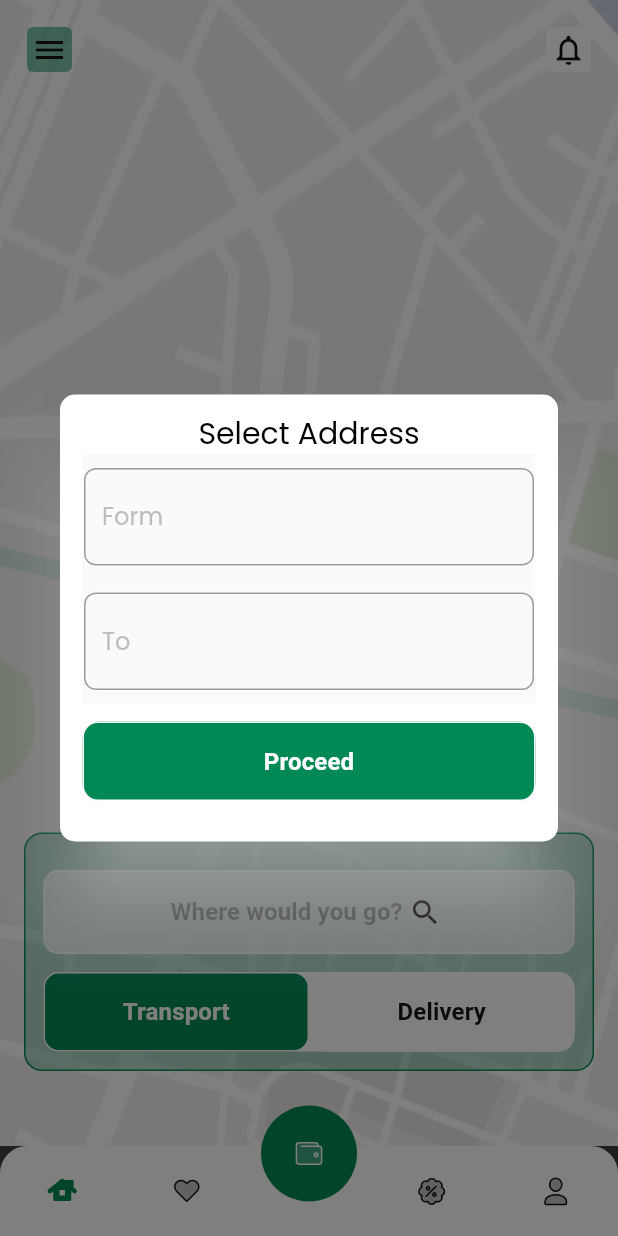
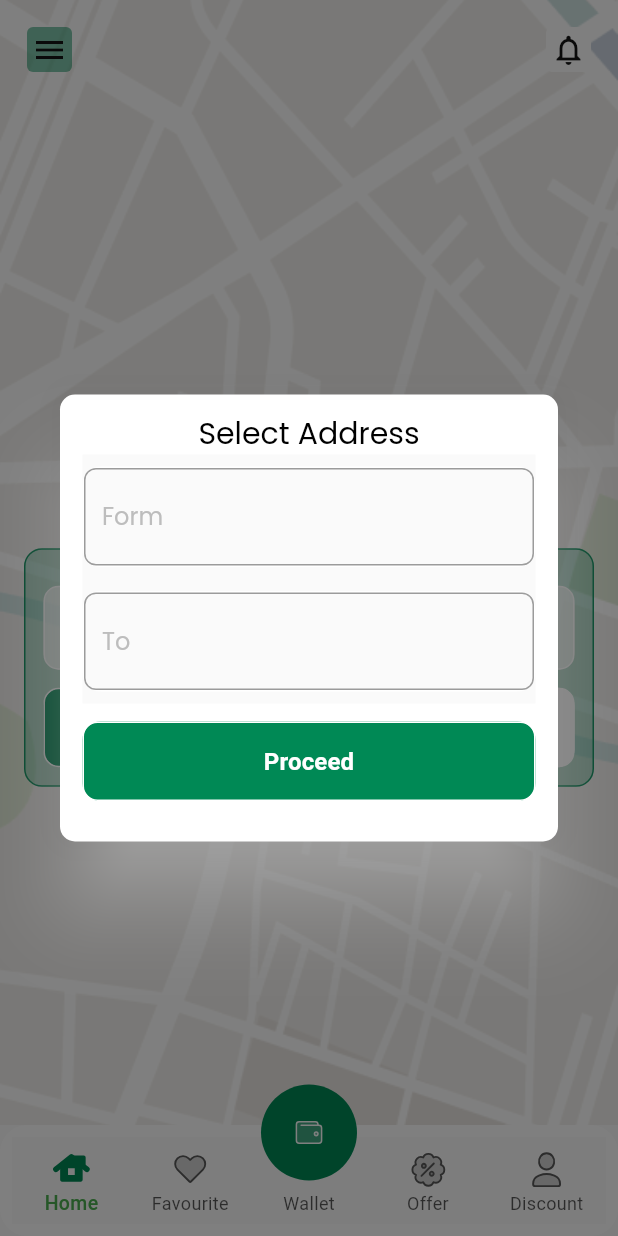
Before and after one commit to sauravchaulagain/rideapp, a Flutter app: the screen it shows after launch, after a tap on "Where would you go?", on a phone screen of 412 x 824 dp. Run offline on Flutter 3.47's test engine with Material 2 defaults, Android fonts, the phone set to English and light mode, and no system bars; our stand-ins replace cached_network_image, flutter_svg.

Commit message:
dashboard widget updaed

```diff
--- a/lib/app/models/nav_bar_model.dart
+++ /dev/null
@@ -1,8 +0,0 @@
-import 'package:flutter/material.dart';
-
-class NavModel {
-  final Widget page;
-  final GlobalKey<NavigatorState> navKey;
-
-  NavModel({required this.page, required this.navKey});
-}
--- a/lib/feature/dashboard/dashboard_widget.dart
+++ b/lib/feature/dashboard/dashboard_widget.dart
@@ -1,13 +1,12 @@
 import 'package:flutter/material.dart';
 import 'package:flutter_svg/flutter_svg.dart';
-import 'package:portfolioapp/app/models/nav_bar_model.dart';
 import 'package:portfolioapp/common/constant/assets.dart';
 import 'package:portfolioapp/common/theme.dart';
 import 'package:portfolioapp/feature/dashboard/favourite/favourite_widget.dart';
 import 'package:portfolioapp/feature/dashboard/homeScreen/home_page_widget.dart';
-import 'package:portfolioapp/feature/dashboard/navigation_bar.dart';
 import 'package:portfolioapp/feature/dashboard/offer/offer_widget.dart';
 import 'package:portfolioapp/feature/dashboard/profile/profile_widget.dart';
+import 'package:portfolioapp/feature/dashboard/wallet/wallet_widget.dart';
 
 class DashboardWidget extends StatefulWidget {
   const DashboardWidget({super.key});
@@ -17,61 +16,94 @@ class DashboardWidget extends StatefulWidget {
 }
 
 class _DashboardWidgetState extends State<DashboardWidget> {
-  final homeNavKey = GlobalKey<NavigatorState>();
-  final searchNavKey = GlobalKey<NavigatorState>();
-  final offerNavKey = GlobalKey<NavigatorState>();
-  final profileNavKey = GlobalKey<NavigatorState>();
-  int selectedTab = 0;
-  List<NavModel> items = [];
-  @override
-  void initState() {
-    super.initState();
-    items = [
-      NavModel(
-        page: HomePageWidget(),
-        navKey: homeNavKey,
-      ),
-      NavModel(
-        page: const FavouriteWidget(),
-        navKey: searchNavKey,
-      ),
-      NavModel(
-        page: const OfferWidget(),
-        navKey: offerNavKey,
-      ),
-      NavModel(
-        page: const ProfileWidget(),
-        navKey: profileNavKey,
-      ),
+  int _selectedIndex = 0;
+  _onItemTapped(int index) {
+    setState(() {
+      _selectedIndex = index;
+    });
+  }
+
+  List pages = [
+    const HomePageWidget(),
+    const FavouriteWidget(),
+    const WalletWidget(),
+    const OfferWidget(),
+    const ProfileWidget(),
   ];
-  }
 
   @override
   Widget build(BuildContext context) {
-    return WillPopScope(
-      onWillPop: () {
-        if (items[selectedTab].navKey.currentState?.canPop() ?? false) {
-          items[selectedTab].navKey.currentState?.pop();
-          return Future.value(false);
-        } else {
-          return Future.value(true);
-        }
-      },
-      child: Scaffold(
+    return Scaffold(
       backgroundColor: CustomTheme.lightColor,
       body: SafeArea(
-          child: IndexedStack(
-            index: selectedTab,
-            children: items
-                .map((page) => Navigator(
-                      key: page.navKey,
-                      onGenerateInitialRoutes: (navigator, initialRoute) {
-                        return [
-                          MaterialPageRoute(builder: (context) => page.page)
-                        ];
-                      },
-                    ))
-                .toList(),
+        child: Center(
+          child: pages.elementAt(_selectedIndex),
+        ),
+      ),
+      bottomSheet: Container(
+        decoration: BoxDecoration(
+          borderRadius: BorderRadius.circular(18),
+          color: CustomTheme.lightColor,
+        ),
+        padding: const EdgeInsets.all(8),
+        child: BottomNavigationBar(
+          type: BottomNavigationBarType.fixed,
+          elevation: 0,
+          unselectedFontSize: 12,
+          unselectedItemColor: CustomTheme.darkColor.withOpacity(0.7),
+          showUnselectedLabels: true,
+          selectedFontSize: 13,
+          selectedLabelStyle: const TextStyle(fontWeight: FontWeight.w500),
+          items: <BottomNavigationBarItem>[
+            BottomNavigationBarItem(
+              icon: SvgPicture.asset(
+                  _selectedIndex == 0 ? Assets.houseFillIcon : Assets.houseIcon,
+                  color: _selectedIndex == 0
+                      ? CustomTheme.appColor
+                      : CustomTheme.darkColor.withOpacity(0.7),
+                  width: 30),
+              label: 'Home',
+            ),
+            BottomNavigationBarItem(
+              icon: SvgPicture.asset(
+                  _selectedIndex == 1 ? Assets.heartFillIcon : Assets.heartIcon,
+                  color: _selectedIndex == 1
+                      ? CustomTheme.appColor
+                      : CustomTheme.darkColor.withOpacity(0.7),
+                  width: 30),
+              label: 'Favourite',
+            ),
+            const BottomNavigationBarItem(
+              icon: SizedBox(
+                width: 30,
+                height: 30,
+              ),
+              label: 'Wallet',
+            ),
+            BottomNavigationBarItem(
+              icon: SvgPicture.asset(
+                  _selectedIndex == 3
+                      ? Assets.discountFillIcon
+                      : Assets.discountIcon,
+                  color: _selectedIndex == 3
+                      ? CustomTheme.appColor
+                      : CustomTheme.darkColor.withOpacity(0.7),
+                  width: 30),
+              label: 'Offer',
+            ),
+            BottomNavigationBarItem(
+              icon: SvgPicture.asset(
+                  _selectedIndex == 4 ? Assets.userFillIcon : Assets.userIcon,
+                  color: _selectedIndex == 4
+                      ? CustomTheme.appColor
+                      : CustomTheme.darkColor.withOpacity(0.7),
+                  width: 30),
+              label: 'Discount',
+            ),
+          ],
+          currentIndex: _selectedIndex,
+          onTap: _onItemTapped,
+          selectedItemColor: Colors.green,
         ),
       ),
       floatingActionButtonLocation: FloatingActionButtonLocation.centerDocked,
@@ -82,29 +114,17 @@ class _DashboardWidgetState extends State<DashboardWidget> {
         child: FloatingActionButton(
           backgroundColor: CustomTheme.appColor,
           elevation: 0,
-            onPressed: () => debugPrint("Add Button pressed"),
+          onPressed: () {
+            setState(() {
+              _selectedIndex = 2;
+            });
+          },
           child: SvgPicture.asset(
             Assets.walletIcon,
             color: CustomTheme.lightColor,
           ),
         ),
       ),
-        bottomNavigationBar: NavBar(
-          pageIndex: selectedTab,
-          onTap: (index) {
-            if (index == selectedTab) {
-              items[index]
-                  .navKey
-                  .currentState
-                  ?.popUntil((route) => route.isFirst);
-            } else {
-              setState(() {
-                selectedTab = index;
-              });
-            }
-          },
-        ),
-      ),
     );
   }
 }
--- a/lib/feature/dashboard/homeScreen/home_page_widget.dart
+++ b/lib/feature/dashboard/homeScreen/home_page_widget.dart
@@ -29,10 +29,14 @@ class _HomePageWidgetState extends State<HomePageWidget> {
         ),
         child: Column(children: [
           const HomePageTopBar(),
-          const Spacer(),
+          Expanded(
+            child: Column(
+              crossAxisAlignment: CrossAxisAlignment.center,
+              mainAxisAlignment: MainAxisAlignment.center,
+              children: [
                 Container(
                   padding: const EdgeInsets.all(12),
-            margin: const EdgeInsets.symmetric(vertical: 50, horizontal: 16),
+                  margin: const EdgeInsets.symmetric(horizontal: 16),
                   decoration: BoxDecoration(
                       borderRadius: BorderRadius.circular(12),
                       border: Border.all(color: CustomTheme.appColor),
@@ -49,7 +53,8 @@ class _HomePageWidgetState extends State<HomePageWidget> {
                               Navigator.push(
                                   context,
                                   MaterialPageRoute(
-                              builder: (context) => SelectTransportWidget(),
+                                    builder: (context) =>
+                                        SelectTransportWidget(),
                                   ));
                             },
                             context: context,
@@ -108,6 +113,9 @@ class _HomePageWidgetState extends State<HomePageWidget> {
                       ),
                     )
                   ]),
+                ),
+              ],
+            ),
           )
         ]),
       ),
--- a/lib/feature/dashboard/navigation_bar.dart
+++ b/lib/feature/dashboard/navigation_bar.dart
@@ -1,67 +1,91 @@
-import 'package:flutter/material.dart';
-import 'package:flutter_svg/flutter_svg.dart';
-import 'package:portfolioapp/common/constant/assets.dart';
-import 'package:portfolioapp/common/theme.dart';
+// import 'package:flutter/material.dart';
+// import 'package:flutter_svg/svg.dart';
+// import 'package:portfolioapp/common/constant/assets.dart';
+// import 'package:portfolioapp/common/theme.dart';
 
-class NavBar extends StatelessWidget {
-  final int pageIndex;
-  final Function(int) onTap;
+// class CustomBottomNavBar extends StatefulWidget {
+//   final int selectedIndex;
+//   final onItemTapped;
+//   const CustomBottomNavBar(
+//       {super.key, required this.selectedIndex, this.onItemTapped});
 
-  const NavBar({
-    super.key,
-    required this.pageIndex,
-    required this.onTap,
-  });
+//   @override
+//   _CustomBottomNavBarState createState() => _CustomBottomNavBarState();
+// }
 
-  @override
-  Widget build(BuildContext context) {
-    return BottomAppBar(
-      elevation: 0.0,
-      child: Container(
-        height: 60,
-        decoration: const BoxDecoration(
-          color: CustomTheme.lightColor,
-          borderRadius: BorderRadius.only(
-              topLeft: Radius.circular(18), topRight: Radius.circular(18)),
-        ),
-        child: Row(
-          children: [
-            navItem(
-              Assets.houseFillIcon,
-              pageIndex == 0,
-              onTap: () => onTap(0),
-            ),
-            navItem(
-              Assets.heartIcon,
-              pageIndex == 1,
-              onTap: () => onTap(1),
-            ),
-            const SizedBox(width: 80),
-            navItem(
-              Assets.discountIcon,
-              pageIndex == 2,
-              onTap: () => onTap(2),
-            ),
-            navItem(
-              Assets.userIcon,
-              pageIndex == 3,
-              onTap: () => onTap(3),
-            ),
-          ],
-        ),
-      ),
-    );
-  }
-
-  Widget navItem(String icon, bool selected, {Function()? onTap}) {
-    return Expanded(
-      child: InkWell(
-        onTap: onTap,
-        child: SvgPicture.asset(
-          icon,
-          color: selected ? CustomTheme.appColor : CustomTheme.darkColor,
-        ),
-      ),
-    );
-  }
-}
+// class _CustomBottomNavBarState extends State<CustomBottomNavBar> {
+//   @override
+//   Widget build(BuildContext context) {
+//     return Container(
+//       decoration: BoxDecoration(
+//         borderRadius: BorderRadius.circular(18),
+//         color: CustomTheme.lightColor,
+//       ),
+//       padding: const EdgeInsets.all(8),
+//       child: BottomNavigationBar(
+//         elevation: 0,
+//         unselectedFontSize: 12,
+//         unselectedItemColor: CustomTheme.darkColor.withOpacity(0.7),
+//         showUnselectedLabels: true,
+//         selectedFontSize: 13,
+//         selectedLabelStyle: const TextStyle(fontWeight: FontWeight.w500),
+//         items: <BottomNavigationBarItem>[
+//           BottomNavigationBarItem(
+//             icon: SvgPicture.asset(
+//                 widget.selectedIndex == 0
+//                     ? Assets.houseFillIcon
+//                     : Assets.houseIcon,
+//                 color: widget.selectedIndex == 0
+//                     ? CustomTheme.appColor
+//                     : CustomTheme.darkColor.withOpacity(0.7),
+//                 width: 30),
+//             label: 'Home',
+//           ),
+//           BottomNavigationBarItem(
+//             icon: SvgPicture.asset(
+//                 widget.selectedIndex == 1
+//                     ? Assets.heartFillIcon
+//                     : Assets.heartIcon,
+//                 color: widget.selectedIndex == 1
+//                     ? CustomTheme.appColor
+//                     : CustomTheme.darkColor.withOpacity(0.7),
+//                 width: 30),
+//             label: 'Favourite',
+//           ),
+//           const BottomNavigationBarItem(
+//             icon: SizedBox(
+//               width: 30,
+//               height: 30,
+//             ),
+//             label: 'Wallet',
+//           ),
+//           BottomNavigationBarItem(
+//             icon: SvgPicture.asset(
+//                 widget.selectedIndex == 3
+//                     ? Assets.discountFillIcon
+//                     : Assets.discountIcon,
+//                 color: widget.selectedIndex == 3
+//                     ? CustomTheme.appColor
+//                     : CustomTheme.darkColor.withOpacity(0.7),
+//                 width: 30),
+//             label: 'Offer',
+//           ),
+//           BottomNavigationBarItem(
+//             icon: SvgPicture.asset(
+//                 widget.selectedIndex == 4
+//                     ? Assets.userFillIcon
+//                     : Assets.userIcon,
+//                 color: widget.selectedIndex == 4
+//                     ? CustomTheme.appColor
+//                     : CustomTheme.darkColor.withOpacity(0.7),
+//                 width: 30),
+//             label: 'Discount',
+//           ),
+//         ],
+//         currentIndex: widget.selectedIndex,
+//         onTap: widget.onItemTapped,
+//         selectedItemColor: Colors.green,
+//       ),
+//     );
+//   }
+// }
```
Lines whose indentation alone changed are shown as unchanged.
